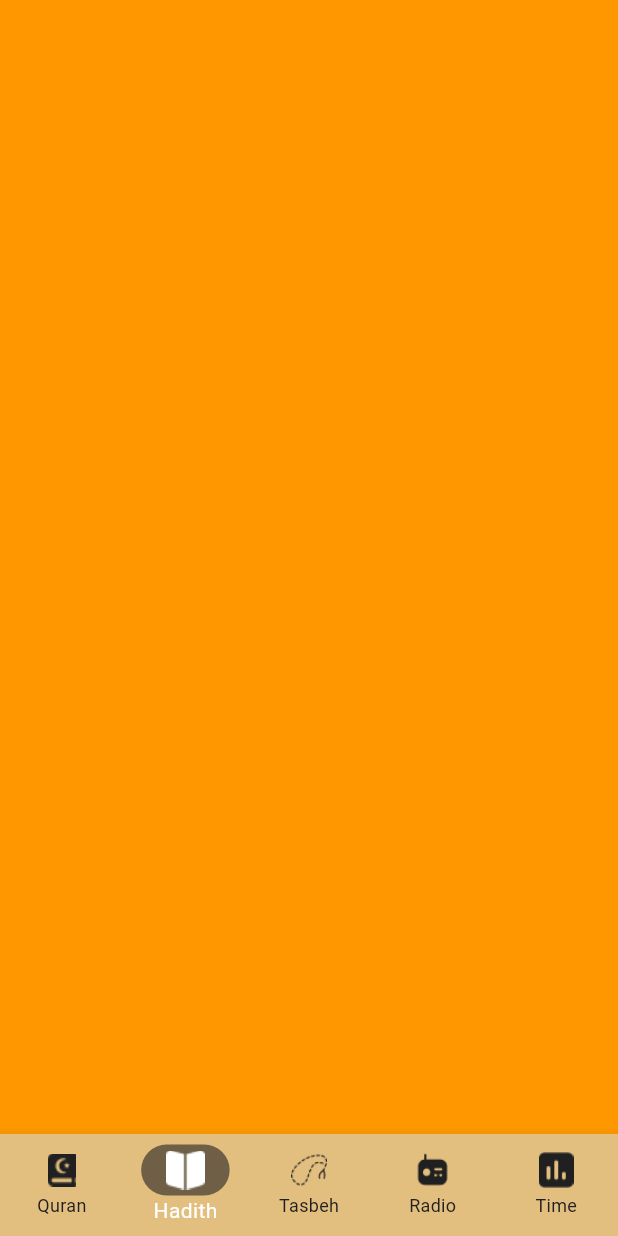
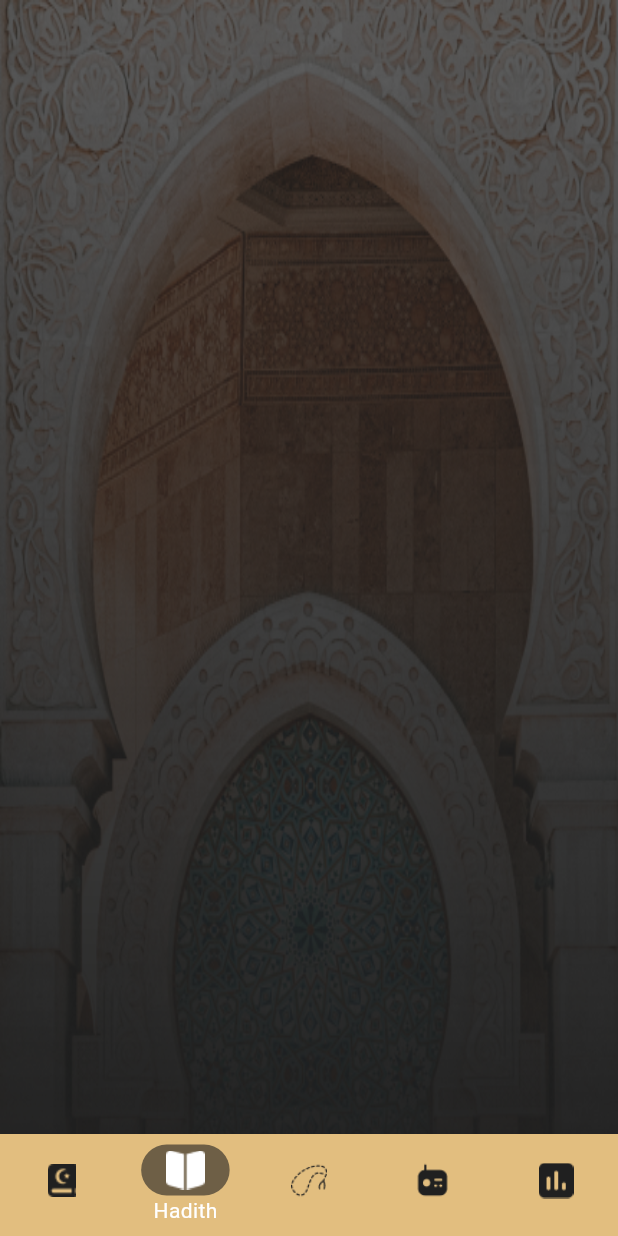
Before and after one commit to maimoussa22/Islamic-App, a Flutter app: the screen it shows after launch, item 2 of the bottom bar chosen, on a phone screen of 412 x 824 dp. Run offline on Flutter 3.47's test engine with Material 3 defaults, Android fonts, the phone set to English and light mode, and no system bars.

```diff
--- a/lib/hadith_tab.dart
+++ b/lib/home/hadethScreen/hadith_tab.dart
@@ -7,7 +7,6 @@ class HadithTab extends StatelessWidget {
   @override
   Widget build(BuildContext context) {
     return Container(
-      color: Colors.orange,
     );
   }
 }
--- a/lib/radio_tab.dart
+++ b/lib/home/radioScreen/radio_tab.dart
@@ -7,7 +7,7 @@ class RadioTab extends StatelessWidget {
   @override
   Widget build(BuildContext context) {
     return Container(
-      color: Colors.purple,
+
     );
   }
 }
--- a/lib/tasbeh_tab.dart
+++ b/lib/home/tasbehScreen/tasbeh_tab.dart
@@ -7,7 +7,6 @@ class TasbehTab extends StatelessWidget {
   @override
   Widget build(BuildContext context) {
     return Container(
-      color: Colors.pink,
     );
   }
 }
--- a/lib/time_tab.dart
+++ b/lib/home/timeScreen/time_tab.dart
@@ -7,7 +7,6 @@ class TimeTab extends StatelessWidget {
   @override
   Widget build(BuildContext context) {
     return Container(
-      color: Colors.blue,
     );
   }
 }
--- a/lib/home_screen.dart
+++ b/lib/home_screen.dart
@@ -1,10 +1,10 @@
 import 'package:flutter/material.dart';
 import 'package:islami_project/app_Colors.dart';
-import 'package:islami_project/hadith_tab.dart';
-import 'package:islami_project/quran_tab.dart';
-import 'package:islami_project/radio_tab.dart';
-import 'package:islami_project/tasbeh_tab.dart';
-import 'package:islami_project/time_tab.dart';
+import 'package:islami_project/home/hadethScreen/hadith_tab.dart';
+import 'package:islami_project/home/quranScreen/quran_tab.dart';
+import 'package:islami_project/home/radioScreen/radio_tab.dart';
+import 'package:islami_project/home/tasbehScreen/tasbeh_tab.dart';
+import 'package:islami_project/home/timeScreen/time_tab.dart';
 
 class HomeScreen extends StatefulWidget {
   static const String routeName = 'home';
@@ -45,6 +45,7 @@ class _HomeScreenState extends State<HomeScreen> {
           type: BottomNavigationBarType.fixed,
           selectedItemColor: AppColors.whiteColor,
           unselectedItemColor: AppColors.blackColor,
+          showUnselectedLabels: false,
           currentIndex: selectedIndex,
           onTap:(index){
             selectedIndex =index ;
```
Also changed, not shown: lib/home/quranScreen/quran_tab.dart (renamed from lib/quran_tab.dart, +7 -1 lines), lib/home/quranScreen/suras_list_widget.dart (renamed from lib/suras_list_widget.dart).
